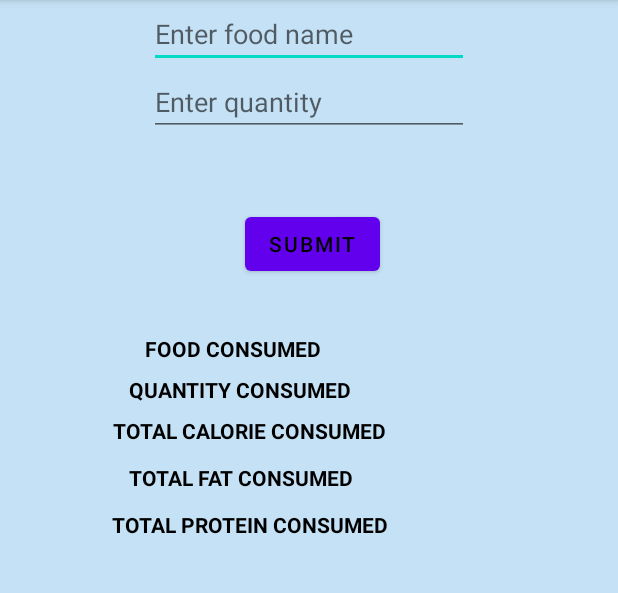
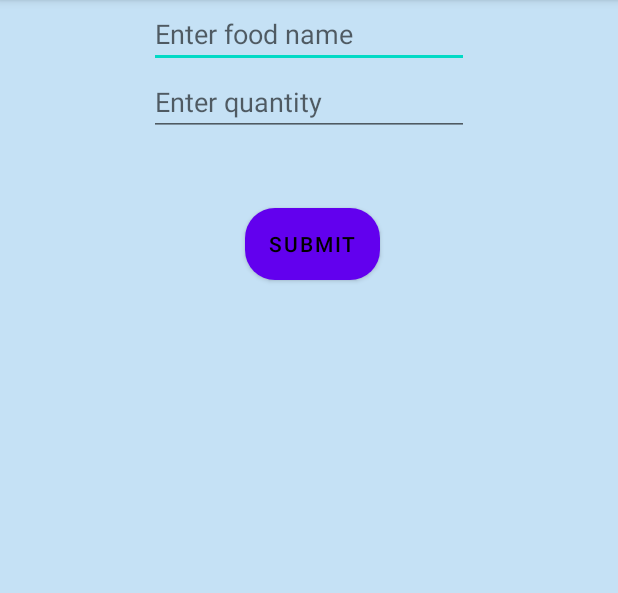
Before and after one commit to alamuramasamy9/MobileApp-Fitfoodie, an Android app: the DietTwo screen opened directly, with no data from a screen before it, on a phone screen of 412 x 824 dp, the part 84-677 px from its top. Run offline under Robolectric (Android 15) with nearby library versions, the phone set to English and light mode, and no system bars; our stand-ins replace Firebase (no records; nobody signed in at launch, a user with empty details on screens opened directly); libraries missing offline, so code that uses them is left out: io.grpc.

Commit message:
adjusting font size

```diff
--- a/app/src/main/res/layout/activity_diet_one.xml
+++ b/app/src/main/res/layout/activity_diet_one.xml
@@ -19,7 +19,7 @@
         app:layout_constraintBottom_toBottomOf="parent"
         app:layout_constraintEnd_toEndOf="@+id/button"
         app:layout_constraintHorizontal_bias="0.52"
-
+        android:background="@drawable/rounded_button_background"
         app:layout_constraintStart_toStartOf="@+id/button"
         app:layout_constraintTop_toTopOf="parent"
         app:layout_constraintVertical_bias="0.625"
@@ -40,6 +40,7 @@
         android:layout_height="wrap_content"
         android:text="VIEW FOOD LOG"
         android:textColor="@android:color/white"
+        android:background="@drawable/rounded_button_background"
         android:textSize="16sp"
         app:layout_constraintBottom_toBottomOf="parent"
         app:layout_constraintEnd_toEndOf="parent"
--- a/app/src/main/res/layout/activity_diet_two.xml
+++ b/app/src/main/res/layout/activity_diet_two.xml
@@ -46,6 +46,7 @@
         android:layout_marginStart="4dp"
         android:layout_marginTop="48dp"
         android:text="Submit"
+        android:background="@drawable/rounded_button_background"
         app:layout_constraintStart_toStartOf="parent"
         app:layout_constraintEnd_toEndOf="parent"
         android:textColor="@color/black"
@@ -57,26 +58,35 @@
         android:layout_width="wrap_content"
         android:layout_height="wrap_content"
         android:layout_marginTop="36dp"
-        android:text="@string/food_name"
+
         android:textStyle="bold"
+        android:textSize="20dp"
         app:layout_constraintEnd_toEndOf="parent"
-        app:layout_constraintHorizontal_bias="0.327"
+        android:padding="16dp"
         app:layout_constraintStart_toStartOf="parent"
         android:textColor="@color/black"
+        app:layout_constrainedWidth="true"
+        app:layout_constraintHorizontal_bias="0.327"
         app:layout_constraintTop_toBottomOf="@+id/submitButton"
         tools:ignore="MissingConstraints" />
+
+
+
+
 
     <TextView
         android:id="@+id/foodQuantityConsumedTextView"
         android:layout_width="wrap_content"
         android:layout_height="wrap_content"
         android:layout_marginTop="8dp"
-        android:text="@string/food_quantity"
+        android:padding="16dp"
         android:textStyle="bold"
+        android:textSize="20dp"
         app:layout_constraintEnd_toEndOf="parent"
         app:layout_constraintHorizontal_bias="0.327"
         app:layout_constraintStart_toStartOf="parent"
         android:textColor="@color/black"
+        app:layout_constrainedWidth="true"
         app:layout_constraintTop_toBottomOf="@id/foodNameConsumedTextView" />
 
     <TextView
@@ -84,12 +94,14 @@
         android:layout_width="wrap_content"
         android:layout_height="wrap_content"
         android:layout_marginTop="8dp"
-        android:text="@string/calorie_count"
+        android:padding="16dp"
         android:textStyle="bold"
+        android:textSize="20dp"
         app:layout_constraintEnd_toEndOf="parent"
         app:layout_constraintHorizontal_bias="0.327"
         app:layout_constraintStart_toStartOf="parent"
         android:textColor="@color/black"
+        app:layout_constrainedWidth="true"
         app:layout_constraintTop_toBottomOf="@id/foodQuantityConsumedTextView" />
 
     <TextView
@@ -97,12 +109,14 @@
         android:layout_width="wrap_content"
         android:layout_height="wrap_content"
         android:layout_marginTop="12dp"
-        android:text="@string/fat_count"
+        android:padding="16dp"
         android:textStyle="bold"
+        android:textSize="20dp"
         app:layout_constraintEnd_toEndOf="parent"
         app:layout_constraintHorizontal_bias="0.327"
         android:textColor="@color/black"
         app:layout_constraintStart_toStartOf="parent"
+        app:layout_constrainedWidth="true"
         app:layout_constraintTop_toBottomOf="@id/caloriesConsumedTextView" />
 
     <TextView
@@ -110,12 +124,14 @@
         android:layout_width="wrap_content"
         android:layout_height="wrap_content"
         android:layout_marginTop="12dp"
-        android:text="@string/protein_count"
+        android:padding="16dp"
         android:textStyle="bold"
+        android:textSize="20dp"
         app:layout_constraintEnd_toEndOf="parent"
         app:layout_constraintHorizontal_bias="0.327"
         app:layout_constraintStart_toStartOf="parent"
         android:textColor="@color/black"
+        app:layout_constrainedWidth="true"
         app:layout_constraintTop_toBottomOf="@id/fatConsumedTextView" />
 
     <TextView
@@ -127,7 +143,10 @@
         app:layout_constraintStart_toStartOf="parent"
         android:textColor="@color/black"
         android:textStyle="bold"
-        android:textSize="15dp"
+        android:textAlignment="center"
+        android:textSize="20dp"
+        android:padding="16dp"
+        app:layout_constrainedWidth="true"
         app:layout_constraintTop_toBottomOf="@+id/proteinConsumedTextView"/>
 
 
```
